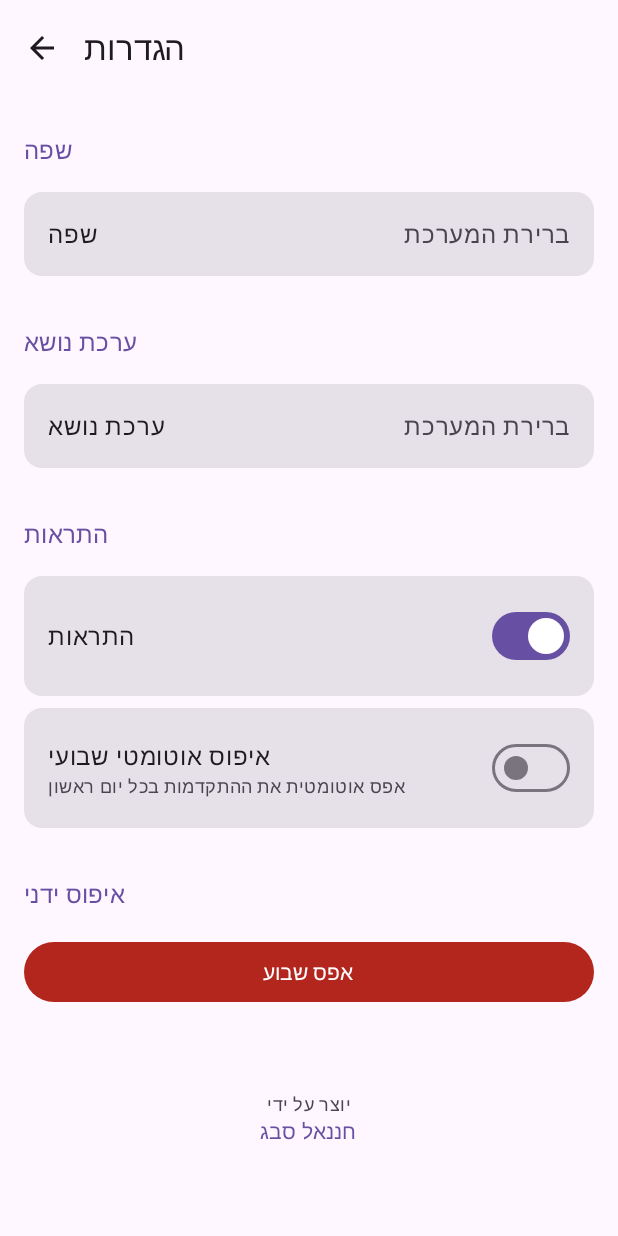
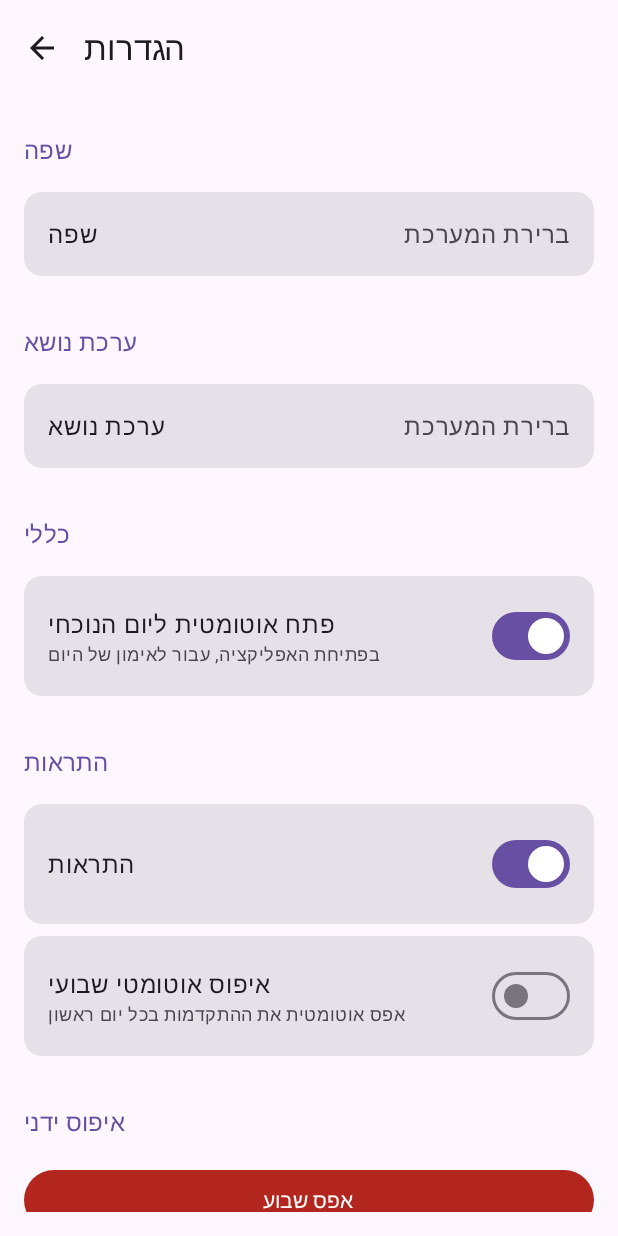
Before and after one commit to HananelSabag/Workout-Tracker, an Android app built with Jetpack Compose: the SettingsScreen screen opened through its navigation route, on a phone screen of 412 x 824 dp. Run offline under Robolectric (Android 15) with nearby library versions, the phone set to English and light mode, and no system bars; 2 statements that could not run were skipped.

Commit message:
Feature: Add auto-open current day toggle
- Add autoOpenCurrentDay and lastViewedDayIndex to UserPreferences
- ViewModel now respects user preference on app launch
- Auto-saves last viewed day when user switches days
- Add General section in Settings with toggle switch
- Full i18n support (Hebrew + English)

User can now disable auto-jump to today's workout, making it easier
to complete past workouts without the app constantly jumping back.

```diff
--- a/app/src/main/java/com/hananel/workouttracker2/data/models/UserPreferences.kt
+++ b/app/src/main/java/com/hananel/workouttracker2/data/models/UserPreferences.kt
@@ -13,7 +13,9 @@ data class UserPreferences(
     val notificationsEnabled: Boolean = true,
     val workoutAlarms: List<WorkoutAlarm> = emptyList(),
     val autoResetWeekly: Boolean = false, // Default: manual only
-    val enabledDays: List<Int> = listOf(0, 1, 2, 3, 4) // Sun-Thu default
+    val enabledDays: List<Int> = listOf(0, 1, 2, 3, 4), // Sun-Thu default
+    val autoOpenCurrentDay: Boolean = true, // Default: enabled (current behavior)
+    val lastViewedDayIndex: Int = 0 // Persist last viewed day
 ) {
     fun getThemeMode(): ThemeMode {
         return try {
--- a/app/src/main/java/com/hananel/workouttracker2/data/repository/WorkoutRepository.kt
+++ b/app/src/main/java/com/hananel/workouttracker2/data/repository/WorkoutRepository.kt
@@ -81,6 +81,16 @@ class WorkoutRepository(private val context: Context) {
 
     suspend fun getUserPreferences(): UserPreferences {
         return getUserPreferencesFlow().first()
+    }
+
+    suspend fun updateAutoOpenCurrentDay(enabled: Boolean) {
+        val currentPrefs = getUserPreferences()
+        saveUserPreferences(currentPrefs.copy(autoOpenCurrentDay = enabled))
+    }
+
+    suspend fun updateLastViewedDay(dayIndex: Int) {
+        val currentPrefs = getUserPreferences()
+        saveUserPreferences(currentPrefs.copy(lastViewedDayIndex = dayIndex))
     }
 
     // Workout Structure
--- a/app/src/main/java/com/hananel/workouttracker2/ui/screens/SettingsScreen.kt
+++ b/app/src/main/java/com/hananel/workouttracker2/ui/screens/SettingsScreen.kt
@@ -122,6 +122,45 @@ fun SettingsScreen(
                         Text(
                             text = getThemeDisplayName(preferences.theme),
                             color = MaterialTheme.colorScheme.onSurfaceVariant
+                        )
+                    }
+                }
+            }
+
+            // General Section
+            item {
+                Text(
+                    text = stringResource(R.string.general),
+                    style = MaterialTheme.typography.titleMedium,
+                    color = MaterialTheme.colorScheme.primary,
+                    modifier = Modifier.padding(vertical = 8.dp, horizontal = 0.dp).padding(top = 16.dp)
+                )
+            }
+
+            item {
+                Card(modifier = Modifier.fillMaxWidth()) {
+                    Row(
+                        modifier = Modifier
+                            .fillMaxWidth()
+                            .padding(16.dp),
+                        horizontalArrangement = Arrangement.SpaceBetween,
+                        verticalAlignment = Alignment.CenterVertically
+                    ) {
+                        Column(modifier = Modifier.weight(1f)) {
+                            Text(text = stringResource(R.string.auto_open_current_day))
+                            Text(
+                                text = stringResource(R.string.auto_open_current_day_desc),
+                                style = MaterialTheme.typography.bodySmall,
+                                color = MaterialTheme.colorScheme.onSurfaceVariant
+                            )
+                        }
+                        Switch(
+                            checked = preferences.autoOpenCurrentDay,
+                            onCheckedChange = { enabled ->
+                                scope.launch {
+                                    repository.updateAutoOpenCurrentDay(enabled)
+                                }
+                            }
                         )
                     }
                 }
--- a/app/src/main/java/com/hananel/workouttracker2/ui/screens/WorkoutViewModel.kt
+++ b/app/src/main/java/com/hananel/workouttracker2/ui/screens/WorkoutViewModel.kt
@@ -26,11 +26,23 @@ class WorkoutViewModel(private val repository: WorkoutRepository) : ViewModel()
     private val _timerState = MutableStateFlow<TimerState?>(null)
     val timerState: StateFlow<TimerState?> = _timerState.asStateFlow()
 
-    private val _selectedDayIndex = MutableStateFlow(DateUtils.getCurrentDayIndex())
+    private val _selectedDayIndex = MutableStateFlow(0)
     val selectedDayIndex: StateFlow<Int> = _selectedDayIndex.asStateFlow()
 
     init {
         loadData()
+        setInitialDay()
+    }
+
+    private fun setInitialDay() {
+        viewModelScope.launch {
+            val prefs = repository.getUserPreferences()
+            _selectedDayIndex.value = if (prefs.autoOpenCurrentDay) {
+                DateUtils.getCurrentDayIndex()
+            } else {
+                prefs.lastViewedDayIndex
+            }
+        }
     }
 
     private fun loadData() {
@@ -65,6 +77,9 @@ class WorkoutViewModel(private val repository: WorkoutRepository) : ViewModel()
 
     fun selectDay(dayIndex: Int) {
         _selectedDayIndex.value = dayIndex
+        viewModelScope.launch {
+            repository.updateLastViewedDay(dayIndex)
+        }
     }
 
     fun getCurrentDayWorkout(): WorkoutDay? {
--- a/app/src/main/res/values/strings.xml
+++ b/app/src/main/res/values/strings.xml
@@ -158,4 +158,9 @@
     <string name="has_weight_question">תרגיל עם משקל?</string>
     <string name="has_weight_hint">הפעל אם התרגיל דורש משקל (דמבלס, ברבל וכו\')</string>
     <string name="completed_badge">הושלם</string>
+
+    <!-- General Settings -->
+    <string name="general">כללי</string>
+    <string name="auto_open_current_day">פתח אוטומטית ליום הנוכחי</string>
+    <string name="auto_open_current_day_desc">בפתיחת האפליקציה, עבור לאימון של היום</string>
 </resources>
```
Also changed, not shown: 1 other file.
